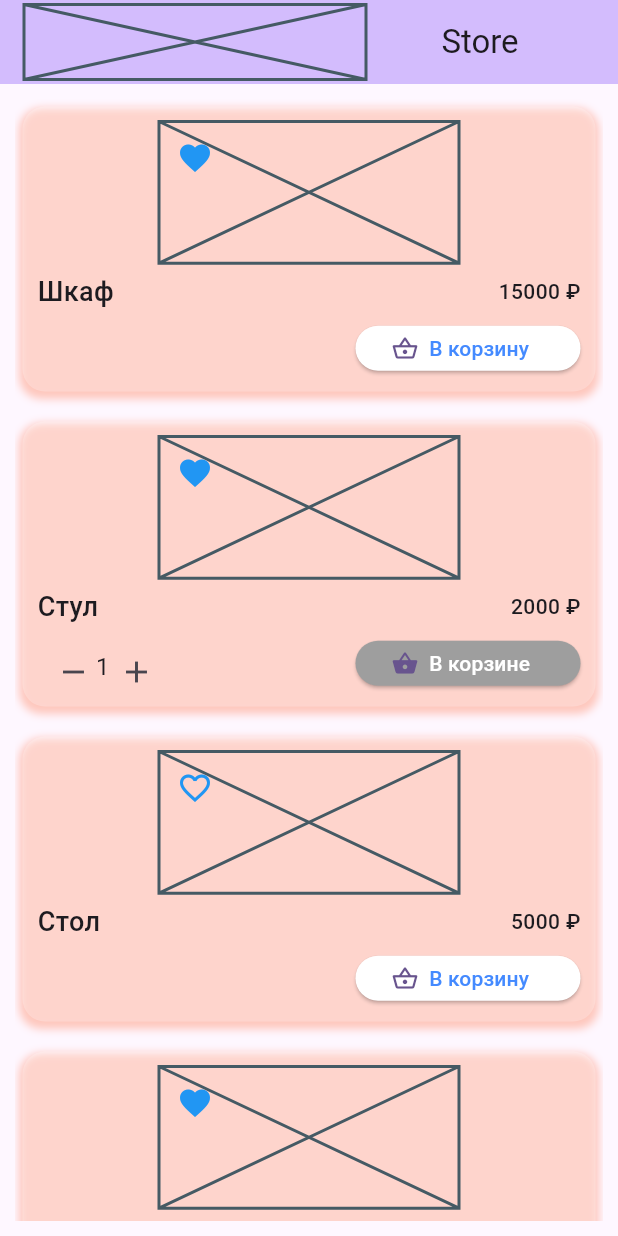
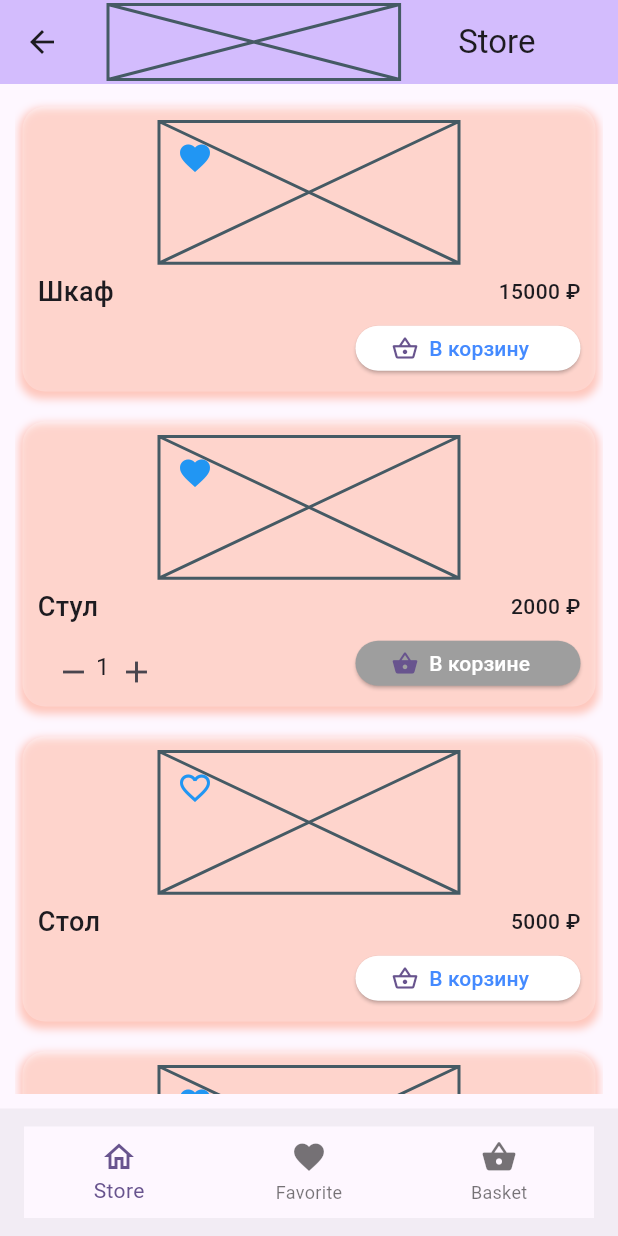
Before and after one commit to zsefvcx/state_management, a Flutter app: the screen it shows after launch, after a tap on the "favorite outline" icon, on a phone screen of 412 x 824 dp. Run offline on Flutter 3.47's test engine with Material 2 defaults, Android fonts, the phone set to English and light mode, and no system bars; our stand-ins replace equatable, get_it, internet_connection_checker; missing offline and left inert: window_manager.

Commit message:
lesson13 furniture_store 32%

```diff
--- a/furniture_store/lib/presentation/pages/store_home_page.dart
+++ b/furniture_store/lib/presentation/pages/store_home_page.dart
@@ -7,8 +7,49 @@ import 'package:furniture_store/domain/bloc/main_bloc.dart';
 import 'package:furniture_store/presentation/widgets/widgets.dart';
 import 'package:provider/provider.dart';
 
+class TabItem {
+  String routename;
+  String title;
+  Icon icon;
+  Icon iconActivation;
+  Color color;
+
+  TabItem({
+    required this.routename,
+    required this.title,
+    required this.icon,
+    required this.iconActivation,
+    required this.color,
+  });
+}
+
+final List<TabItem> _tabItemsBar = [
+  TabItem(
+    routename: StoreHomePage.routeName,
+    color: Colors.white,
+    icon: const Icon(Icons.home),
+    iconActivation: const Icon(Icons.home_outlined),
+    title: 'Store',
+  ),
+  TabItem(
+    routename: '/favorite',
+    color: Colors.white,
+    icon: const Icon(Icons.favorite),
+    iconActivation: const Icon(Icons.favorite_outline),
+    title: 'Favorite',
+  ),
+  TabItem(
+    routename: '/basket',
+    color: Colors.white,
+    icon: const Icon(Icons.shopping_basket),
+    iconActivation: const Icon(Icons.shopping_basket_outlined),
+    title: 'Basket',
+  ),
+];
 
 class StoreHomePage extends StatefulWidget {
+  static const routeName = '/';
+
   const StoreHomePage({super.key, required this.title});
 
   final String title;
@@ -17,7 +58,29 @@ class StoreHomePage extends StatefulWidget {
   State<StoreHomePage> createState() => _StoreHomePageState();
 }
 
-class _StoreHomePageState extends State<StoreHomePage> {
+class _StoreHomePageState extends State<StoreHomePage> with SingleTickerProviderStateMixin {
+
+  late TabController _tabController;
+  int _currentTabIndex = 0;
+
+  @override
+  void initState() {
+    super.initState();
+    _tabController = TabController(length: 3, vsync: this);
+    _tabController.addListener(() {
+      print('Listener ${_tabController.index}');
+      setState(() {
+        _currentTabIndex = _tabController.index;
+      });
+    });
+  }
+
+  @override
+  void dispose() {
+    _tabController.dispose();
+    super.dispose();
+  }
+
   @override
   Widget build(BuildContext context) {
     if (kDebugMode) {
@@ -30,7 +93,9 @@ class _StoreHomePageState extends State<StoreHomePage> {
         centerTitle: true,
 
       ),
-      body:Consumer<MainBloc>(builder: (_, mainBloc, __) {
+      //Использовать Visibility
+      body:SafeArea(
+        child: Consumer<MainBloc>(builder: (_, mainBloc, __) {
           if (kDebugMode) {
             print(mainBloc.lpAll.join('\t'));
             print('isLoaded : ${mainBloc.isLoaded.toString()}');
@@ -93,6 +158,50 @@ class _StoreHomePageState extends State<StoreHomePage> {
             );
         }
         }),
+      ),
+
+      bottomNavigationBar: BottomAppBar(
+
+        // shape: const CircularNotchedRectangle(),
+        // clipBehavior: Clip.antiAlias,
+        // notchMargin: 15,
+        height: 85,
+        //color: Theme.of(context).colorScheme.inversePrimary,
+        elevation: 0,
+        child: BottomNavigationBar(
+          onTap: (value) {
+            setState(() {
+              _tabController.index = value;
+              _currentTabIndex = value;
+            });
+
+            Navigator.of(context).pushNamed(_tabItemsBar[value].routename,
+              // arguments: {
+              //   'hotel':hotel,
+              // },
+            );
+
+
+
+
+          },
+          //backgroundColor: Theme.of(context).colorScheme.inversePrimary,
+          elevation: 0,
+          currentIndex: _currentTabIndex,
+          items: [
+            ..._tabItemsBar.map(
+                  (e) => BottomNavigationBarItem(
+                    icon: e.icon,
+                    label: e.title,
+                    backgroundColor: e.color,
+                    activeIcon: e.iconActivation,
+                  ),
+            ),
+          ],
+        ),
+      ),
+
+
     );
   }
 }
--- /dev/null
+++ b/furniture_store/lib/presentation/route_generator.dart
@@ -0,0 +1,55 @@
+
+
+import 'package:flutter/material.dart';
+import 'package:furniture_store/presentation/pages/store_home_page.dart';
+
+
+class RouteGenerator {
+
+  static String initialRoute = StoreHomePage.routeName;
+
+  static Route<dynamic> generateRoute(RouteSettings settings){
+    final args = settings.arguments;
+
+    switch(settings.name){
+      case StoreHomePage.routeName:
+        return PageRouteBuilder(
+          pageBuilder: (context, animation, secondaryAnimation) =>
+          const StoreHomePage(title: 'Store',),
+        );
+      //case HotelView.routeName:
+        // if(args != null && args is Map<String, HotelPreview>){
+        //   if(args['hotel']!=null){
+        //     HotelPreview data = args['hotel'] as HotelPreview;
+        //     return PageRouteBuilder(
+        //       pageBuilder:(context, animation, secondaryAnimation) =>
+        //           HotelView(hotel: data,),
+        //     );
+        //   } else {
+        //     return _errorRoute();
+        //   }
+        // } else {
+        //   return _errorRoute();
+        // }
+      //  return _errorRoute();
+      default:
+        return _errorRoute();
+    }
+  }
+
+  static Route<dynamic> _errorRoute() {
+    return MaterialPageRoute(builder: (context) {
+      return Scaffold(
+        appBar: AppBar(
+          title: const Text('ERROR'),
+          centerTitle: true,
+        ),
+        body: const Center(
+          child: Text('Page not found!'),
+        ),
+      );
+    },
+      fullscreenDialog: true,
+    );
+  }
+}
--- a/furniture_store/lib/presentation/store_app.dart
+++ b/furniture_store/lib/presentation/store_app.dart
@@ -3,6 +3,7 @@ import 'package:flutter/material.dart';
 import 'package:furniture_store/domain/bloc/bloc.dart';
 import 'package:furniture_store/domain/bloc/shopping_basket_bloc.dart';
 import 'package:furniture_store/presentation/pages/store_home_page.dart';
+import 'package:furniture_store/presentation/route_generator.dart';
 import 'package:provider/provider.dart';
 
 
@@ -42,11 +43,13 @@ class _StoreAppState extends State<StoreApp> {
       ],
       child: MaterialApp(
         title: 'Store Demo',
+        debugShowCheckedModeBanner: false,
         theme: ThemeData(
           colorScheme: ColorScheme.fromSeed(seedColor: Colors.deepPurple),
           useMaterial3: true,
         ),
-        home: const StoreHomePage(title: 'Store'),
+        initialRoute: RouteGenerator.initialRoute,
+        onGenerateRoute: (RouteSettings settings)=>RouteGenerator.generateRoute(settings),
       ),
     );
   }
```
Also changed, not shown: furniture_store/lib/domain/usecases/get_all_products.dart (added, +26 -0 lines), furniture_store/lib/domain/usecases/search_product.dart (added, +26 -0 lines), furniture_store/lib/main.dart (+0 -11 lines). Lines whose indentation alone changed are shown as unchanged.
